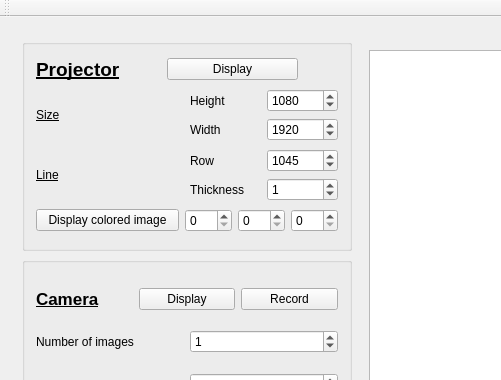
Above: form/MainWindow.ui from KitwareMedical/AnatomicAugmentedRealityProjector before the change; both pictures show x 0 to 501 and y 0 to 380 of the 1040 by 513 pixel window. Below: the same form after it.
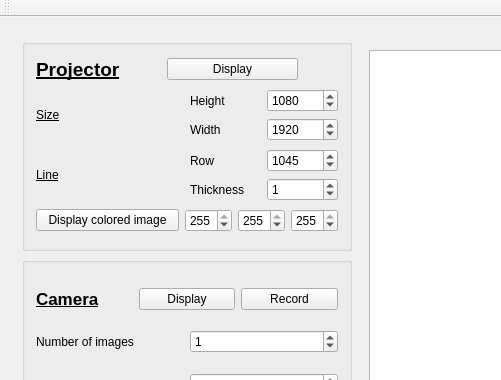
That is the form after the change.

Diff of the .ui file:
```diff
--- a/form/MainWindow.ui
+++ b/form/MainWindow.ui
@@ -263,6 +263,9 @@
                   <property name="maximum">
                    <number>255</number>
                   </property>
+                  <property name="value">
+                   <number>255</number>
+                  </property>
                  </widget>
                 </item>
                 <item>
@@ -270,6 +273,9 @@
                   <property name="maximum">
                    <number>255</number>
                   </property>
+                  <property name="value">
+                   <number>255</number>
+                  </property>
                  </widget>
                 </item>
                 <item>
@@ -277,6 +283,9 @@
                   <property name="maximum">
                    <number>255</number>
                   </property>
+                  <property name="value">
+                   <number>255</number>
+                  </property>
                  </widget>
                 </item>
                </layout>
```
